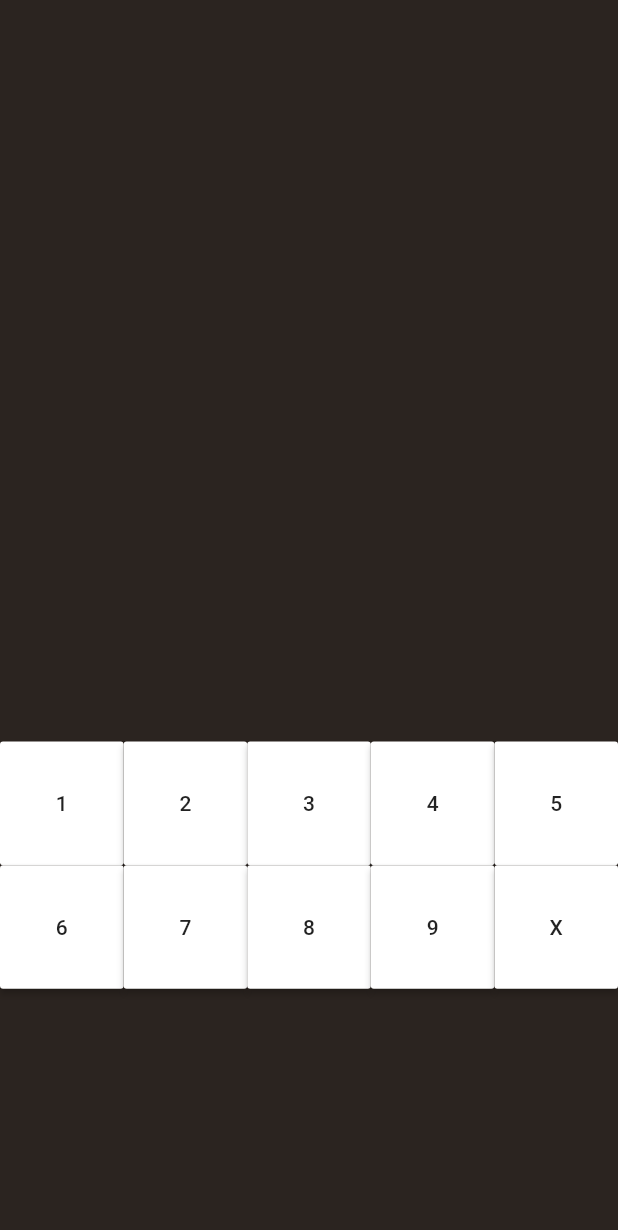
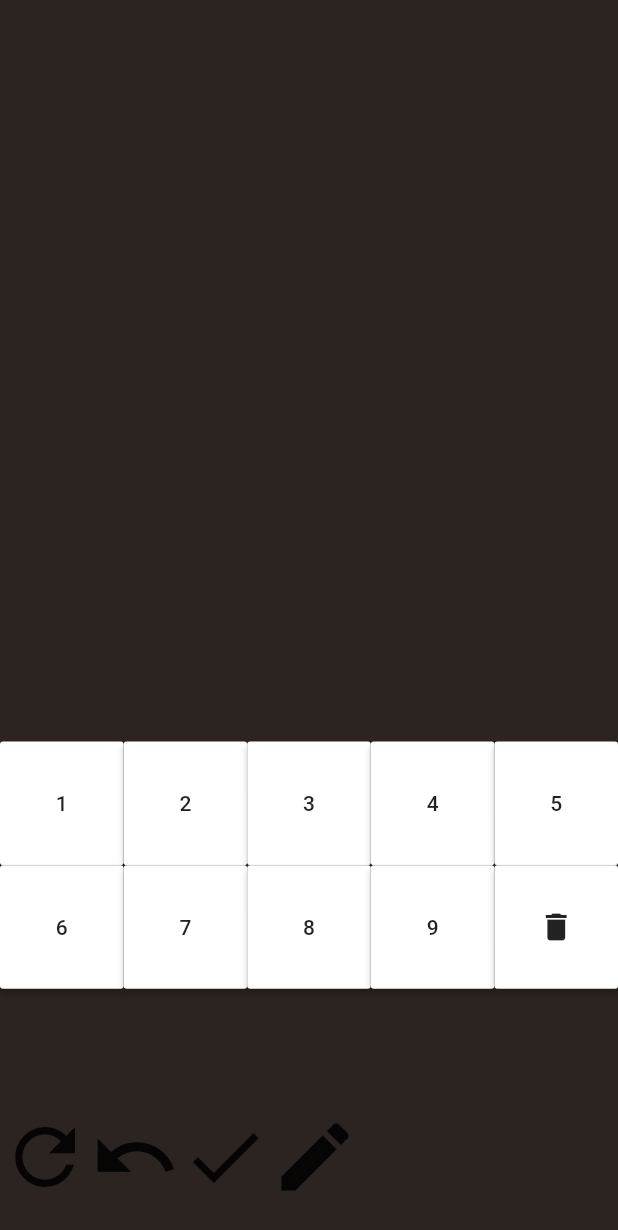
Before and after one commit to bartoszaniol/Programowanie_Zespolowe, a Flutter app: the Gra screen opened directly, on a phone screen of 412 x 824 dp. Shown: the top 1230 px of the screen. Run offline on Flutter 3.47's test engine with Material 2 defaults, Android fonts, the phone set to English and light mode, and no system bars; network calls fail.

Commit message:
Dolne ikony

```diff
--- a/lib/gra.dart
+++ b/lib/gra.dart
@@ -4,12 +4,12 @@ class Gra extends StatelessWidget {
   @override
   Widget build(BuildContext context) {
     var mediaQuery = MediaQuery.of(context).size;
-    Widget numberButton(String number) {
+    Widget numberButton(Widget number) {
       return Container(
         width: mediaQuery.width * 0.2,
         height: mediaQuery.height * 0.1,
         child: RaisedButton(
-          child: Text(number),
+          child: number,
           onPressed: () {},
           color: Colors.white,
         ),
@@ -24,21 +24,46 @@ class Gra extends StatelessWidget {
           ),
           Row(
             children: <Widget>[
-              numberButton('1'),
-              numberButton('2'),
-              numberButton('3'),
-              numberButton('4'),
-              numberButton('5'),
+              numberButton(Text('1')),
+              numberButton(Text('2')),
+              numberButton(Text('3')),
+              numberButton(Text('4')),
+              numberButton(Text('5')),
             ],
           ),
           Row(
             children: <Widget>[
-              numberButton('6'),
-              numberButton('7'),
-              numberButton('8'),
-              numberButton('9'),
-              numberButton('X'),
+              numberButton(Text('6')),
+              numberButton(Text('7')),
+              numberButton(Text('8')),
+              numberButton(Text('9')),
+              numberButton(Icon(Icons.delete)),
             ],
+          ),
+          SizedBox(
+            height: mediaQuery.height * 0.1,
+          ),
+          Container(
+            child: Row(
+              children: [
+                Icon(
+                  Icons.refresh,
+                  size: 60,
+                ),
+                Icon(
+                  Icons.undo,
+                  size: 60,
+                ),
+                Icon(
+                  Icons.done,
+                  size: 60,
+                ),
+                Icon(
+                  Icons.edit,
+                  size: 60,
+                ),
+              ],
+            ),
           ),
         ],
       ),
```
